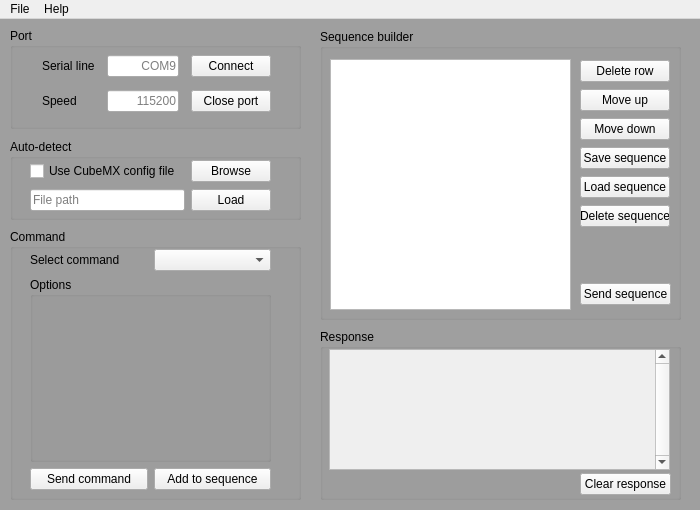
Qt form pyQt/stm_gui.ui (AdamStork/dipterv) before a commit.
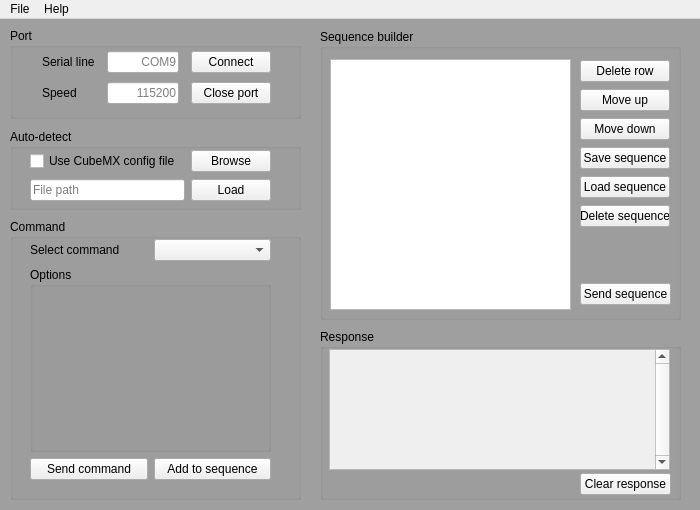
The same form after that commit.

What changed in the file:
```diff
--- a/pyQt/stm_gui.ui
+++ b/pyQt/stm_gui.ui
@@ -38,7 +38,7 @@
       <x>10</x>
       <y>9</y>
       <width>291</width>
-      <height>101</height>
+      <height>91</height>
      </rect>
     </property>
     <property name="title">
@@ -50,7 +50,7 @@
        <x>20</x>
        <y>20</y>
        <width>241</width>
-       <height>73</height>
+       <height>61</height>
       </rect>
      </property>
      <layout class="QGridLayout" name="port_layout">
@@ -163,9 +163,9 @@
     <property name="geometry">
      <rect>
       <x>10</x>
-      <y>210</y>
+      <y>200</y>
       <width>291</width>
-      <height>271</height>
+      <height>281</height>
      </rect>
     </property>
     <property name="title">
@@ -222,6 +222,9 @@
         <property name="title">
          <string>Options</string>
         </property>
+        <property name="flat">
+         <bool>true</bool>
+        </property>
         <widget class="QWidget" name="gridLayoutWidget_3">
          <property name="geometry">
           <rect>
@@ -325,7 +328,7 @@
     <property name="geometry">
      <rect>
       <x>10</x>
-      <y>120</y>
+      <y>110</y>
       <width>291</width>
       <height>81</height>
      </rect>
```
